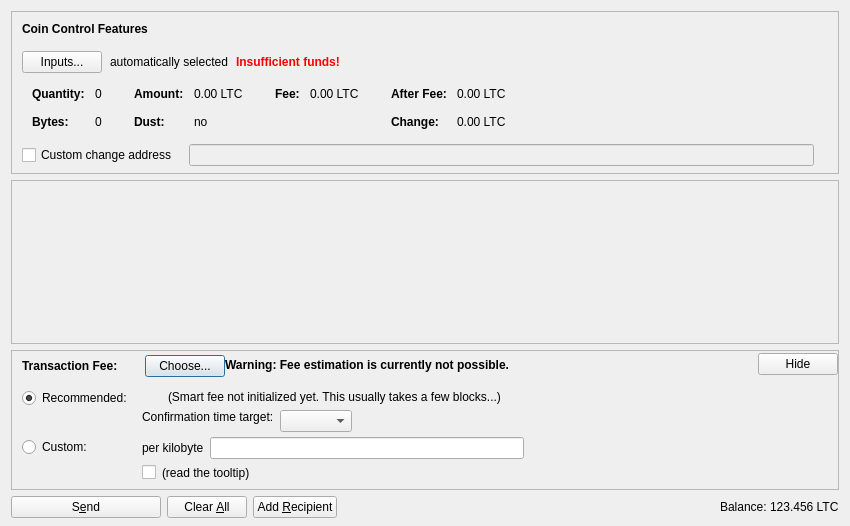
Old version of the form src/qt/forms/sendcoinsdialog.ui in the repository PantsCoin/PantsCoin.
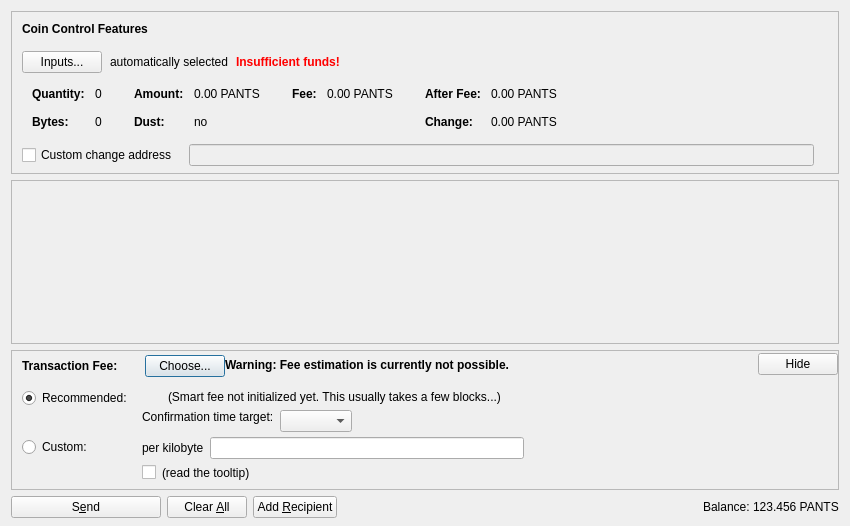
New version of the form. Icons and pictures are not drawn. Custom widgets are drawn as their Qt base class.

```diff
--- a/src/qt/forms/sendcoinsdialog.ui
+++ b/src/qt/forms/sendcoinsdialog.ui
@@ -324,7 +324,7 @@
                   <enum>Qt::ActionsContextMenu</enum>
                  </property>
                  <property name="text">
-                  <string notr="true">0.00 LTC</string>
+                  <string notr="true">0.00 PANTS</string>
                  </property>
                  <property name="textInteractionFlags">
                   <set>Qt::LinksAccessibleByMouse|Qt::TextSelectableByKeyboard|Qt::TextSelectableByMouse</set>
@@ -404,7 +404,7 @@
                   <enum>Qt::ActionsContextMenu</enum>
                  </property>
                  <property name="text">
-                  <string notr="true">0.00 LTC</string>
+                  <string notr="true">0.00 PANTS</string>
                  </property>
                  <property name="textInteractionFlags">
                   <set>Qt::LinksAccessibleByMouse|Qt::TextSelectableByKeyboard|Qt::TextSelectableByMouse</set>
@@ -455,7 +455,7 @@
                   <enum>Qt::ActionsContextMenu</enum>
                  </property>
                  <property name="text">
-                  <string notr="true">0.00 LTC</string>
+                  <string notr="true">0.00 PANTS</string>
                  </property>
                  <property name="textInteractionFlags">
                   <set>Qt::LinksAccessibleByMouse|Qt::TextSelectableByKeyboard|Qt::TextSelectableByMouse</set>
@@ -484,7 +484,7 @@
                   <enum>Qt::ActionsContextMenu</enum>
                  </property>
                  <property name="text">
-                  <string notr="true">0.00 LTC</string>
+                  <string notr="true">0.00 PANTS</string>
                  </property>
                  <property name="textInteractionFlags">
                   <set>Qt::LinksAccessibleByMouse|Qt::TextSelectableByKeyboard|Qt::TextSelectableByMouse</set>
@@ -1237,7 +1237,7 @@
           <cursorShape>IBeamCursor</cursorShape>
          </property>
          <property name="text">
-          <string notr="true">123.456 LTC</string>
+          <string notr="true">123.456 PANTS</string>
          </property>
          <property name="textInteractionFlags">
           <set>Qt::LinksAccessibleByMouse|Qt::TextSelectableByKeyboard|Qt::TextSelectableByMouse</set>
```
Left out of the diff: 4 changed lines with no effect on the pictures.
